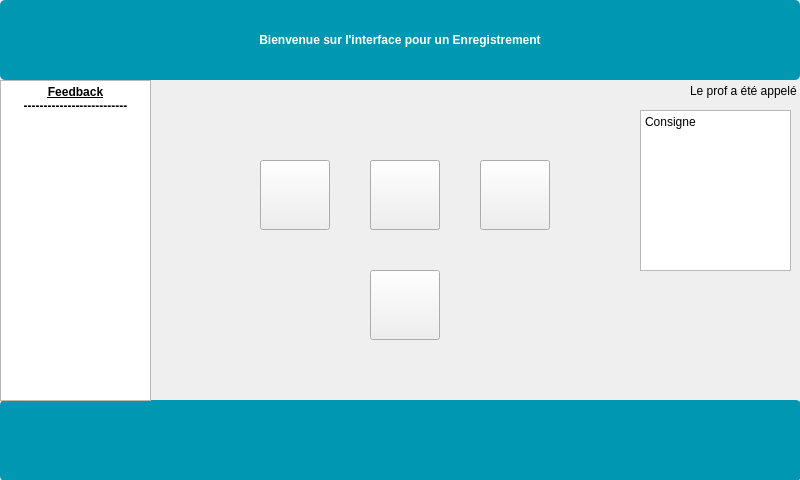
This is InterfaceEleve/interfaceenregistrement.ui in Sam-Depardieu/Labo-de-langue as Qt 5 draws it before an edit. The edited form follows.
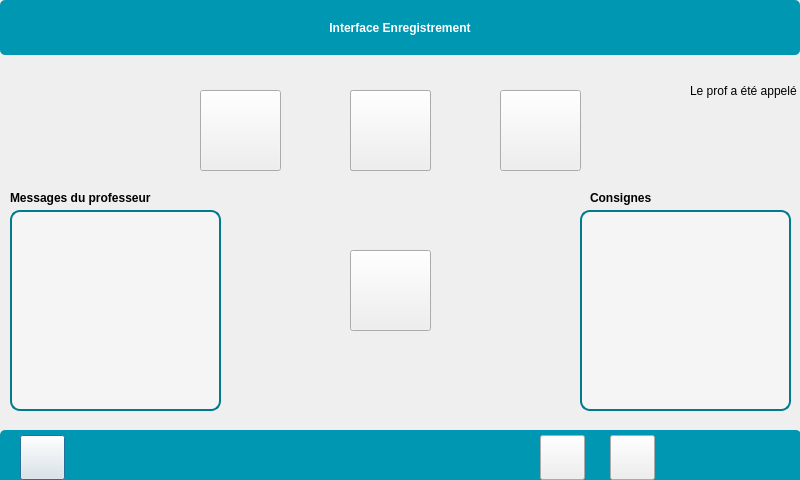
This is the edited form. Icons and pictures are not drawn.

Commit message: Amélioration interface + changement fonctionnalités

```diff
--- a/InterfaceEleve/interfaceenregistrement.ui
+++ b/InterfaceEleve/interfaceenregistrement.ui
@@ -17,17 +17,16 @@
    <property name="geometry">
     <rect>
      <x>20</x>
-     <y>400</y>
-     <width>80</width>
-     <height>80</height>
+     <y>435</y>
+     <width>45</width>
+     <height>45</height>
     </rect>
    </property>
    <property name="autoFillBackground">
     <bool>false</bool>
    </property>
    <property name="styleSheet">
-    <string notr="true">background-color: transparent;
-    border: none;</string>
+    <string notr="true"/>
    </property>
    <property name="text">
     <string/>
@@ -36,10 +35,10 @@
   <widget class="QPushButton" name="pushButtonAvancer">
    <property name="geometry">
     <rect>
-     <x>480</x>
-     <y>160</y>
-     <width>70</width>
-     <height>70</height>
+     <x>500</x>
+     <y>90</y>
+     <width>81</width>
+     <height>81</height>
     </rect>
    </property>
    <property name="styleSheet">
@@ -53,14 +52,13 @@
    <property name="geometry">
     <rect>
      <x>610</x>
-     <y>405</y>
-     <width>70</width>
-     <height>70</height>
+     <y>435</y>
+     <width>45</width>
+     <height>45</height>
     </rect>
    </property>
    <property name="styleSheet">
-    <string notr="true">background-color: transparent;
-    border: none;</string>
+    <string notr="true"/>
    </property>
    <property name="text">
     <string/>
@@ -69,10 +67,10 @@
   <widget class="QPushButton" name="pushButtonAppelProf">
    <property name="geometry">
     <rect>
-     <x>730</x>
-     <y>0</y>
-     <width>60</width>
-     <height>75</height>
+     <x>740</x>
+     <y>5</y>
+     <width>45</width>
+     <height>45</height>
     </rect>
    </property>
    <property name="styleSheet">
@@ -90,9 +88,9 @@
    <property name="geometry">
     <rect>
      <x>0</x>
-     <y>400</y>
+     <y>430</y>
      <width>801</width>
-     <height>81</height>
+     <height>55</height>
     </rect>
    </property>
    <property name="styleSheet">
@@ -133,10 +131,10 @@
   <widget class="QPushButton" name="pushButtonSpeak">
    <property name="geometry">
     <rect>
-     <x>370</x>
-     <y>270</y>
-     <width>70</width>
-     <height>70</height>
+     <x>350</x>
+     <y>250</y>
+     <width>81</width>
+     <height>81</height>
     </rect>
    </property>
    <property name="styleSheet">
@@ -152,7 +150,7 @@
      <x>0</x>
      <y>0</y>
      <width>800</width>
-     <height>80</height>
+     <height>55</height>
     </rect>
    </property>
    <property name="styleSheet">
@@ -165,16 +163,16 @@
 }</string>
    </property>
    <property name="text">
-    <string>Bienvenue sur l'interface pour un Enregistrement</string>
+    <string>Interface Enregistrement</string>
    </property>
   </widget>
   <widget class="QPushButton" name="pushButtonPause">
    <property name="geometry">
     <rect>
-     <x>370</x>
-     <y>160</y>
-     <width>70</width>
-     <height>70</height>
+     <x>350</x>
+     <y>90</y>
+     <width>81</width>
+     <height>81</height>
     </rect>
    </property>
    <property name="styleSheet">
@@ -200,10 +198,10 @@
   <widget class="QPushButton" name="pushButtonRetourArriere">
    <property name="geometry">
     <rect>
-     <x>260</x>
-     <y>160</y>
-     <width>70</width>
-     <height>70</height>
+     <x>200</x>
+     <y>90</y>
+     <width>81</width>
+     <height>81</height>
     </rect>
    </property>
    <property name="styleSheet">
@@ -216,15 +214,14 @@
   <widget class="QPushButton" name="pushButtonEnregistrer">
    <property name="geometry">
     <rect>
-     <x>500</x>
-     <y>405</y>
-     <width>70</width>
-     <height>70</height>
+     <x>540</x>
+     <y>435</y>
+     <width>45</width>
+     <height>45</height>
     </rect>
    </property>
    <property name="styleSheet">
-    <string notr="true">background-color: transparent;
-    border: none;</string>
+    <string notr="true"/>
    </property>
    <property name="text">
     <string/>
@@ -233,12 +230,24 @@
   <widget class="QTextEdit" name="textEditFeedBack">
    <property name="geometry">
     <rect>
-     <x>0</x>
-     <y>80</y>
-     <width>151</width>
-     <height>321</height>
+     <x>10</x>
+     <y>210</y>
+     <width>211</width>
+     <height>201</height>
     </rect>
    </property>
+   <property name="styleSheet">
+    <string notr="true">QTextEdit {
+    background-color: #f5f5f5;
+    border: 2px solid #007a8c;
+    border-radius: 10px;
+    padding: 8px;
+    font-size: 14px;
+    font-family: &quot;Segoe UI&quot;, sans-serif;
+    color: #333;
+}
+</string>
+   </property>
    <property name="html">
     <string>&lt;!DOCTYPE HTML PUBLIC &quot;-//W3C//DTD HTML 4.0//EN&quot; &quot;http://www.w3.org/TR/REC-html40/strict.dtd&quot;&gt;
 &lt;html&gt;&lt;head&gt;&lt;meta name=&quot;qrichtext&quot; content=&quot;1&quot; /&gt;&lt;meta charset=&quot;utf-8&quot; /&gt;&lt;style type=&quot;text/css&quot;&gt;
@@ -246,19 +255,17 @@
 hr { height: 1px; border-width: 0; }
 li.unchecked::marker { content: &quot;\2610&quot;; }
 li.checked::marker { content: &quot;\2612&quot;; }
-&lt;/style&gt;&lt;/head&gt;&lt;body style=&quot; font-family:'Segoe UI'; font-size:9pt; font-weight:400; font-style:normal;&quot;&gt;
-&lt;p align=&quot;center&quot; style=&quot; margin-top:0px; margin-bottom:0px; margin-left:0px; margin-right:0px; -qt-block-indent:0; text-indent:0px;&quot;&gt;&lt;span style=&quot; font-weight:700; text-decoration: underline;&quot;&gt;Feedback&lt;/span&gt;&lt;/p&gt;
-&lt;p align=&quot;center&quot; style=&quot; margin-top:0px; margin-bottom:0px; margin-left:0px; margin-right:0px; -qt-block-indent:0; text-indent:0px;&quot;&gt;&lt;span style=&quot; font-weight:700;&quot;&gt;--------------------------&lt;/span&gt;&lt;/p&gt;
-&lt;p style=&quot;-qt-paragraph-type:empty; margin-top:0px; margin-bottom:0px; margin-left:0px; margin-right:0px; -qt-block-indent:0; text-indent:0px; font-weight:700;&quot;&gt;&lt;br /&gt;&lt;/p&gt;&lt;/body&gt;&lt;/html&gt;</string>
+&lt;/style&gt;&lt;/head&gt;&lt;body style=&quot; font-family:'Segoe UI','sans-serif'; font-size:14px; font-weight:400; font-style:normal;&quot;&gt;
+&lt;p style=&quot;-qt-paragraph-type:empty; margin-top:0px; margin-bottom:0px; margin-left:0px; margin-right:0px; -qt-block-indent:0; text-indent:0px; font-family:'Segoe UI'; font-size:9pt;&quot;&gt;&lt;br /&gt;&lt;/p&gt;&lt;/body&gt;&lt;/html&gt;</string>
    </property>
   </widget>
   <widget class="QPushButton" name="pushButtonPlay">
    <property name="geometry">
     <rect>
-     <x>370</x>
-     <y>160</y>
-     <width>70</width>
-     <height>70</height>
+     <x>350</x>
+     <y>90</y>
+     <width>81</width>
+     <height>81</height>
     </rect>
    </property>
    <property name="styleSheet">
@@ -271,12 +278,24 @@
   <widget class="QTextEdit" name="textEditConsigne">
    <property name="geometry">
     <rect>
-     <x>640</x>
-     <y>110</y>
-     <width>151</width>
-     <height>161</height>
+     <x>580</x>
+     <y>210</y>
+     <width>211</width>
+     <height>201</height>
     </rect>
    </property>
+   <property name="styleSheet">
+    <string notr="true">QTextEdit {
+    background-color: #f5f5f5;
+    border: 2px solid #007a8c;
+    border-radius: 10px;
+    padding: 8px;
+    font-size: 14px;
+    font-family: &quot;Segoe UI&quot;, sans-serif;
+    color: #333;
+}
+</string>
+   </property>
    <property name="html">
     <string>&lt;!DOCTYPE HTML PUBLIC &quot;-//W3C//DTD HTML 4.0//EN&quot; &quot;http://www.w3.org/TR/REC-html40/strict.dtd&quot;&gt;
 &lt;html&gt;&lt;head&gt;&lt;meta name=&quot;qrichtext&quot; content=&quot;1&quot; /&gt;&lt;meta charset=&quot;utf-8&quot; /&gt;&lt;style type=&quot;text/css&quot;&gt;
@@ -284,8 +303,44 @@
 hr { height: 1px; border-width: 0; }
 li.unchecked::marker { content: &quot;\2610&quot;; }
 li.checked::marker { content: &quot;\2612&quot;; }
-&lt;/style&gt;&lt;/head&gt;&lt;body style=&quot; font-family:'Segoe UI'; font-size:9pt; font-weight:400; font-style:normal;&quot;&gt;
-&lt;p style=&quot; margin-top:0px; margin-bottom:0px; margin-left:0px; margin-right:0px; -qt-block-indent:0; text-indent:0px;&quot;&gt;Consigne&lt;/p&gt;&lt;/body&gt;&lt;/html&gt;</string>
+&lt;/style&gt;&lt;/head&gt;&lt;body style=&quot; font-family:'Segoe UI','sans-serif'; font-size:14px; font-weight:400; font-style:normal;&quot;&gt;
+&lt;p style=&quot;-qt-paragraph-type:empty; margin-top:0px; margin-bottom:0px; margin-left:0px; margin-right:0px; -qt-block-indent:0; text-indent:0px;&quot;&gt;&lt;br /&gt;&lt;/p&gt;&lt;/body&gt;&lt;/html&gt;</string>
+   </property>
+  </widget>
+  <widget class="QLabel" name="label">
+   <property name="geometry">
+    <rect>
+     <x>10</x>
+     <y>190</y>
+     <width>151</width>
+     <height>16</height>
+    </rect>
+   </property>
+   <property name="font">
+    <font>
+     <bold>true</bold>
+    </font>
+   </property>
+   <property name="text">
+    <string>Messages du professeur</string>
+   </property>
+  </widget>
+  <widget class="QLabel" name="label_2">
+   <property name="geometry">
+    <rect>
+     <x>590</x>
+     <y>190</y>
+     <width>151</width>
+     <height>16</height>
+    </rect>
+   </property>
+   <property name="font">
+    <font>
+     <bold>true</bold>
+    </font>
+   </property>
+   <property name="text">
+    <string>Consignes</string>
    </property>
   </widget>
   <zorder>pushButton_2</zorder>
```
Left out of the diff: 4 changed lines with no effect on the pictures. The commit also changes 954 other files.
